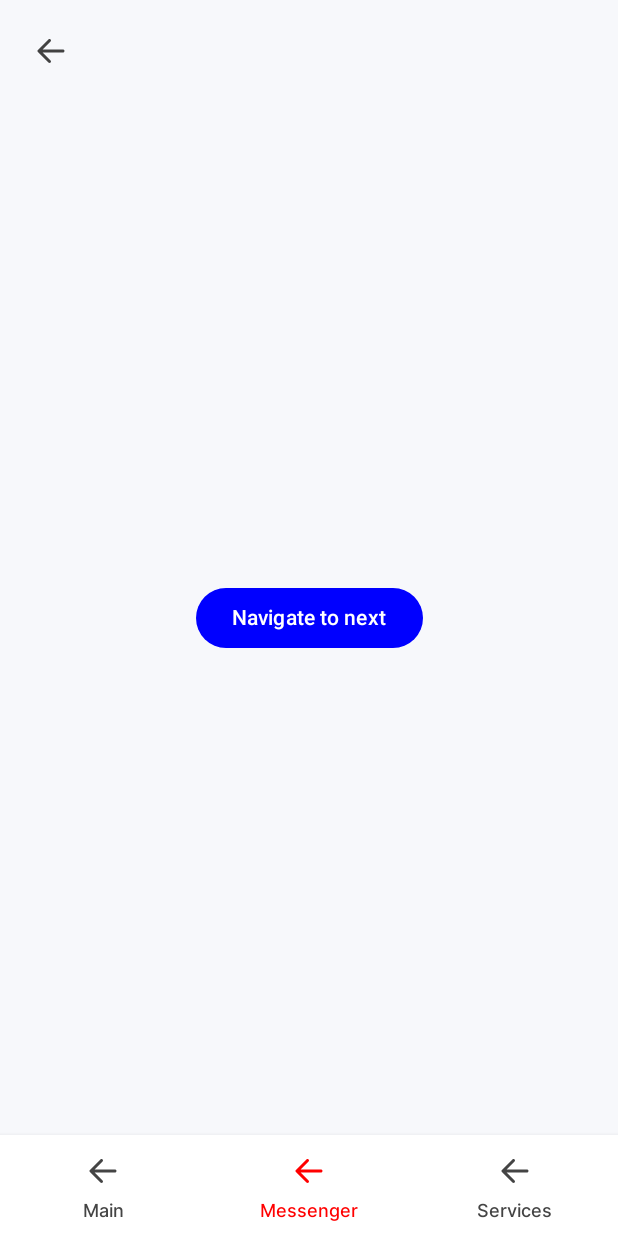
After one commit to ulan-abikhan/jetpack_compose_calculator, an Android app built with Jetpack Compose: the SecondScreen screen opened through its navigation route, on a phone screen of 412 x 824 dp. The commit adds this screen. Run offline under Robolectric (Android 15) with nearby library versions, the phone set to English and light mode, and no system bars; our stand-ins replace constraintlayout-compose.

Commit message:
bottom navigation

```diff
--- a/app/src/main/java/kz/kazmbs/myfirstapplication/MainActivity.kt
+++ b/app/src/main/java/kz/kazmbs/myfirstapplication/MainActivity.kt
@@ -1,14 +1,44 @@
 package kz.kazmbs.myfirstapplication
 
 import android.os.Bundle
+import android.widget.Toast
 import androidx.activity.compose.setContent
 import androidx.appcompat.app.AppCompatActivity
+import androidx.compose.foundation.background
+import androidx.compose.foundation.layout.Box
 import androidx.compose.foundation.layout.Column
 import androidx.compose.foundation.layout.fillMaxSize
+import androidx.compose.foundation.layout.fillMaxWidth
+import androidx.compose.foundation.layout.size
+import androidx.compose.foundation.shape.CircleShape
 import androidx.compose.material3.MaterialTheme
 import androidx.compose.material3.Surface
+import androidx.compose.material3.Switch
+import androidx.compose.material3.Text
+import androidx.compose.runtime.mutableStateOf
+import androidx.compose.runtime.remember
+import androidx.compose.runtime.getValue
+import androidx.compose.runtime.setValue
+import androidx.compose.ui.Alignment
 import androidx.compose.ui.Modifier
+import androidx.compose.ui.draw.clip
+import androidx.compose.ui.graphics.Color
+import androidx.compose.ui.layout.ContentScale
+import androidx.compose.ui.platform.LocalContext
+import androidx.compose.ui.res.painterResource
+import androidx.compose.ui.text.style.TextAlign
+import androidx.compose.ui.unit.dp
+import androidx.constraintlayout.compose.ConstraintLayout
+import androidx.constraintlayout.compose.Dimension
+import androidx.constraintlayout.compose.Visibility
+import androidx.navigation.compose.rememberNavController
+import coil.compose.AsyncImage
+import kz.kazmbs.myfirstapplication.navigation.BottomNav
+import kz.kazmbs.myfirstapplication.navigation.RootNavigation
+import kz.kazmbs.myfirstapplication.presentation.AnimExample
+import kz.kazmbs.myfirstapplication.presentation.AnimationExample
 import kz.kazmbs.myfirstapplication.presentation.CalculatorScreen
+import kz.kazmbs.myfirstapplication.presentation.InfiniteAnim
 import kz.kazmbs.myfirstapplication.presentation.components.AdditionalCalcButton
 import kz.kazmbs.myfirstapplication.ui.theme.MyFirstApplicationTheme
 
@@ -18,12 +48,19 @@ class MainActivity : AppCompatActivity() {
         super.onCreate(savedInstanceState)
 
         setContent {
-            MyFirstApplicationTheme {
+
+            var darkTheme by remember {
+                mutableStateOf(false)
+            }
+
+            val context = LocalContext.current
+
+            MyFirstApplicationTheme(darkTheme = darkTheme) {
                 Surface(
                     modifier = Modifier.fillMaxSize(),
-                    color = MaterialTheme.colorScheme.background
+                    color = Color(0xFFF7EAE2)
                 ) {
-                    CalculatorScreen()
+                    BottomNav(navController = rememberNavController())
                 }
             }
         }
--- /dev/null
+++ b/app/src/main/java/kz/kazmbs/myfirstapplication/navigation/BottomNavigation.kt
@@ -0,0 +1,130 @@
+package kz.kazmbs.myfirstapplication.navigation
+
+import android.annotation.SuppressLint
+import androidx.compose.foundation.background
+import androidx.compose.foundation.clickable
+import androidx.compose.foundation.layout.Arrangement
+import androidx.compose.foundation.layout.Column
+import androidx.compose.foundation.layout.Row
+import androidx.compose.foundation.layout.Spacer
+import androidx.compose.foundation.layout.fillMaxWidth
+import androidx.compose.foundation.layout.height
+import androidx.compose.foundation.layout.padding
+import androidx.compose.foundation.shape.CircleShape
+import androidx.compose.foundation.shape.RoundedCornerShape
+import androidx.compose.material3.Card
+import androidx.compose.material3.Icon
+import androidx.compose.material3.MaterialTheme
+import androidx.compose.material3.Scaffold
+import androidx.compose.material3.Surface
+import androidx.compose.material3.Text
+import androidx.compose.runtime.Composable
+import androidx.compose.runtime.getValue
+import androidx.compose.ui.Alignment
+import androidx.compose.ui.Modifier
+import androidx.compose.ui.draw.clip
+import androidx.compose.ui.draw.shadow
+import androidx.compose.ui.graphics.Color
+import androidx.compose.ui.res.painterResource
+import androidx.compose.ui.unit.dp
+import androidx.navigation.NavDestination.Companion.hierarchy
+import androidx.navigation.NavGraph.Companion.findStartDestination
+import androidx.navigation.NavHostController
+import androidx.navigation.compose.NavHost
+import androidx.navigation.compose.composable
+import androidx.navigation.compose.currentBackStackEntryAsState
+import kz.kazmbs.myfirstapplication.presentation.first_screen.FirstScreen
+import kz.kazmbs.myfirstapplication.presentation.second_screen.SecondScreen
+import kz.kazmbs.myfirstapplication.presentation.second_screen.ThirdScreen
+
+@SuppressLint("UnusedMaterial3ScaffoldPaddingParameter")
+@Composable
+fun BottomNav(
+    navController: NavHostController
+) {
+    val screens = listOf(BottomNavScreen.Main, BottomNavScreen.Messenger, BottomNavScreen.Service)
+
+    Scaffold(
+        bottomBar = {
+            Surface(
+                shadowElevation = 5.dp,
+                color = Color.Transparent
+            ) {
+                Row(
+                    modifier = Modifier
+                        .fillMaxWidth()
+                        .background(
+                            Color.White,
+                        )
+//                horizontalArrangement = Arrangement.SpaceAround
+                ) {
+                    val navBackStackEntry by navController.currentBackStackEntryAsState()
+                    val currentDestination = navBackStackEntry?.destination
+
+                    screens.forEach { screen ->
+                        val selected =
+                            currentDestination?.hierarchy?.any { it.route == screen.route } == true
+
+                        Column(
+                            horizontalAlignment = Alignment.CenterHorizontally,
+                            verticalArrangement = Arrangement.Bottom,
+                            modifier = Modifier
+                                .weight(1f)
+                                .clickable {
+                                    navController.navigate(screen.route) {
+                                        popUpTo(navController.graph.findStartDestination().id) {
+                                            saveState = true
+                                        }
+                                        // Avoid multiple copies of the same destination when
+                                        // reselecting the same item
+                                        launchSingleTop = true
+                                        // Restore state when reselecting a previously selected item
+                                        restoreState = true
+                                    }
+                                }
+                                .padding(10.dp)
+                        ) {
+                            Icon(
+                                painter = painterResource(id = screen.icon),
+                                contentDescription = null,
+                                tint = if (selected) Color.Red
+                                else Color.DarkGray
+                            )
+
+                            Spacer(modifier = Modifier.height(5.dp))
+
+                            Text(
+                                text = screen.text,
+                                style = MaterialTheme.typography.bodyMedium,
+                                color = if (selected) Color.Red
+                                else Color.DarkGray
+
+                            )
+
+                        }
+                    }
+
+                }
+            }
+        }
+    ) { _ ->
+        NavHost(navController = navController, startDestination = Screen.MainScreen.route) {
+            composable(route = Screen.MainScreen.route) {
+                FirstScreen(navigateToNext = {})
+            }
+
+            composable(route = Screen.MessengerScreen.route) {
+                SecondScreen(onBackPressed = { }) {
+
+                }
+            }
+
+            composable(route = Screen.ServiceScreen.route) {
+                ThirdScreen(word = "") {
+
+                }
+            }
+        }
+    }
+
+}
--- /dev/null
+++ b/app/src/main/java/kz/kazmbs/myfirstapplication/presentation/first_screen/FirstScreen.kt
@@ -0,0 +1,43 @@
+package kz.kazmbs.myfirstapplication.presentation.first_screen
+
+import androidx.compose.foundation.layout.Box
+import androidx.compose.foundation.layout.fillMaxSize
+import androidx.compose.foundation.layout.padding
+import androidx.compose.material3.Button
+import androidx.compose.material3.Text
+import androidx.compose.material3.TextField
+import androidx.compose.runtime.Composable
+import androidx.compose.runtime.mutableStateOf
+import androidx.compose.runtime.remember
+import androidx.compose.runtime.getValue
+import androidx.compose.runtime.setValue
+import androidx.compose.ui.Alignment
+import androidx.compose.ui.Modifier
+import androidx.compose.ui.unit.dp
+
+@Composable
+fun FirstScreen(
+    navigateToNext: (String) -> Unit
+) {
+
+    var text by remember {
+        mutableStateOf("")
+    }
+
+    Box(modifier = Modifier.fillMaxSize(), contentAlignment = Alignment.Center) {
+        Button(onClick = {
+            navigateToNext(text)
+        }) {
+            Text(text = "Navigate to next")
+        }
+
+        TextField(
+            value = text, onValueChange = {
+                text = it
+            },
+            modifier = Modifier
+                .align(Alignment.Center)
+                .padding(bottom = 150.dp)
+        )
+    }
+}
--- /dev/null
+++ b/app/src/main/java/kz/kazmbs/myfirstapplication/presentation/second_screen/SecondScreen.kt
@@ -0,0 +1,55 @@
+package kz.kazmbs.myfirstapplication.presentation.second_screen
+
+import androidx.compose.foundation.layout.Box
+import androidx.compose.foundation.layout.fillMaxSize
+import androidx.compose.foundation.layout.padding
+import androidx.compose.material3.Button
+import androidx.compose.material3.Icon
+import androidx.compose.material3.IconButton
+import androidx.compose.material3.Text
+import androidx.compose.runtime.Composable
+import androidx.compose.ui.Alignment
+import androidx.compose.ui.Modifier
+import androidx.compose.ui.res.painterResource
+import androidx.compose.ui.unit.dp
+import kz.kazmbs.myfirstapplication.R
+
+@Composable
+fun SecondScreen(
+    onBackPressed: () -> Unit,
+    navigateToNext: () -> Unit
+) {
+    Box(modifier = Modifier.fillMaxSize()) {
+        IconButton(onClick = onBackPressed, modifier = Modifier
+            .align(Alignment.TopStart)
+            .padding(10.dp)) {
+            Icon(
+                painter = painterResource(id = R.drawable.ic_back_icon),
+                contentDescription = null
+            )
+        }
+
+        Button(onClick = navigateToNext, modifier = Modifier.align(Alignment.Center)) {
+            Text(text = "Navigate to next")
+        }
+    }
+}
+
+@Composable
+fun ThirdScreen(
+    word: String,
+    onBackPressed: () -> Unit
+) {
+    Box(modifier = Modifier.fillMaxSize()) {
+        IconButton(onClick = onBackPressed, modifier = Modifier
+            .align(Alignment.TopStart)
+            .padding(10.dp)) {
+            Icon(
+                painter = painterResource(id = R.drawable.ic_back_icon),
+                contentDescription = null
+            )
+        }
+
+        Text(text = word, modifier = Modifier.align(Alignment.Center))
+    }
+}
--- a/app/src/main/java/kz/kazmbs/myfirstapplication/ui/theme/Theme.kt
+++ b/app/src/main/java/kz/kazmbs/myfirstapplication/ui/theme/Theme.kt
@@ -32,8 +32,8 @@ private val DarkColorScheme = darkColorScheme(
 )
 
 private val LightColorScheme = lightColorScheme(
-    primary = Color.White,
-    onPrimary = T8B9FF,
+    primary = Color.Blue,
+    onPrimary = Color.White,
     secondary = ADE2FF,
     onSecondary = O09DFF,
     background = LightGray,
--- a/app/src/main/java/kz/kazmbs/myfirstapplication/ui/theme/Type.kt
+++ b/app/src/main/java/kz/kazmbs/myfirstapplication/ui/theme/Type.kt
@@ -46,7 +46,7 @@ val Typography = Typography(
 
     bodyMedium = TextStyle(
         fontFamily = inter,
-        fontWeight = FontWeight.Bold,
-        fontSize = 20.sp,
+        fontWeight = FontWeight.Medium,
+        fontSize = 12.sp,
     )
 )
```
Also changed, not shown: app/build.gradle (+6 -4 lines), app/src/main/java/kz/kazmbs/myfirstapplication/navigation/BottomNavScreen.kt (added, +32 -0 lines), app/src/main/java/kz/kazmbs/myfirstapplication/navigation/RootNavigation.kt (added, +60 -0 lines), app/src/main/java/kz/kazmbs/myfirstapplication/navigation/Screen.kt (added, +25 -0 lines), app/src/main/java/kz/kazmbs/myfirstapplication/presentation/AnimExample.kt (added, +103 -0 lines), app/src/main/java/kz/kazmbs/myfirstapplication/presentation/AnimationExample.kt (added, +118 -0 lines), app/src/main/java/kz/kazmbs/myfirstapplication/presentation/InfiniteAnimationExample.kt (added, +62 -0 lines), 1 other file.
